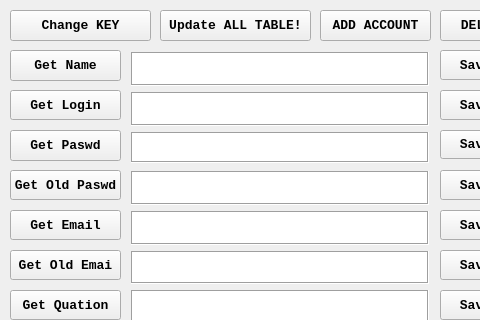
First picture: the form in myui.ui, repository themasterid/PStorage, before the edit; both pictures show x 0 to 480 and y 0 to 320 of the 921 by 742 pixel window.
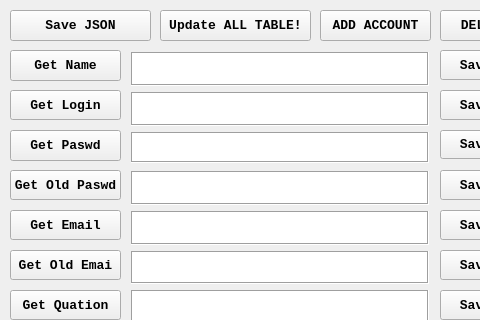
Second picture: the form after the edit. Icons and pictures are not drawn.

Diff of the .ui file:
```diff
--- a/myui.ui
+++ b/myui.ui
@@ -1753,7 +1753,7 @@
      </font>
     </property>
     <property name="text">
-     <string>Change KEY</string>
+     <string>Save JSON</string>
     </property>
    </widget>
    <widget class="QPushButton" name="pushButton_ADD_ACCOUNT">
```
Left out of the diff: 2 changed lines with no effect on the pictures.
